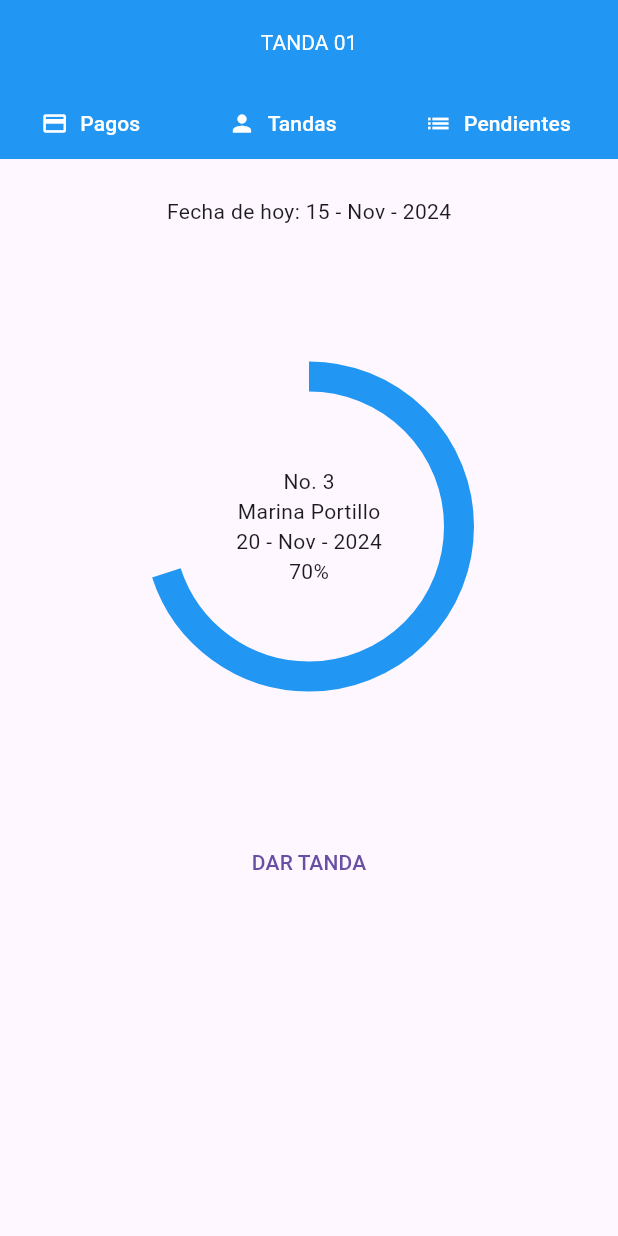
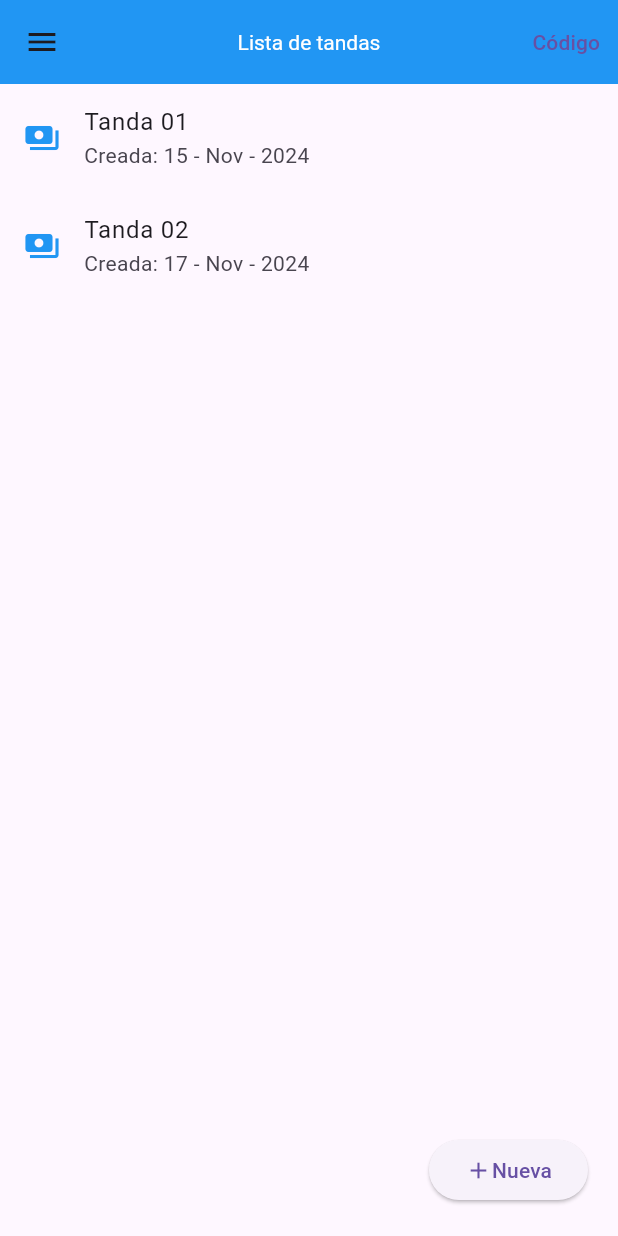
Before and after one commit to Lawitadelimon/SAPT, a Flutter app: the screen it shows after launch, on a phone screen of 412 x 824 dp. Run offline on Flutter 3.47's test engine with Material 3 defaults, Android fonts, the phone set to English and light mode, and no system bars.

Commit message:
Creating CreateTandaScreen and ListTandasScreen

```diff
--- a/lib/screens/home_screen.dart
+++ b/lib/screens/home_screen.dart
@@ -64,8 +64,8 @@ class _HomeScreenState extends State<HomeScreen> {
                 alignment: Alignment.center,
                 children: [
                   SizedBox(
-                    width: 200,
-                    height: 200,
+                    width: 250,
+                    height: 250,
                     child: CircularProgressIndicator(
                       strokeWidth: 20,
                       color: Colors.blue,
@@ -87,8 +87,12 @@ class _HomeScreenState extends State<HomeScreen> {
           Container(
             margin: const EdgeInsets.only(top: 50.0),
             child: Center(
-              child:
-                  TextButton(onPressed: () {}, child: const Text("DAR TANDA")),
+              child: TextButton(
+                  onPressed: () {},
+                  child: const Text(
+                    "DAR TANDA",
+                    style: TextStyle(color: Colors.blue),
+                  )),
             ),
           )
         ],
--- /dev/null
+++ b/lib/screens/listTandas_screen.dart
@@ -0,0 +1,65 @@
+import 'package:flutter/material.dart';
+import 'package:sapt/screens/createTanda_screen.dart';
+import 'package:sapt/screens/home_screen.dart';
+
+class ListTandasScreen extends StatefulWidget {
+  const ListTandasScreen({super.key});
+
+  @override
+  State<ListTandasScreen> createState() => _ListTandasScreenState();
+}
+
+class _ListTandasScreenState extends State<ListTandasScreen> {
+  @override
+  Widget build(BuildContext context) {
+    return Scaffold(
+      drawer: const Drawer(
+        child: Text("Hola"),
+      ),
+      appBar: AppBar(
+        centerTitle: true,
+        backgroundColor: Colors.blue,
+        titleTextStyle: const TextStyle(color: Colors.white),
+        title: const Text("Lista de tandas"),
+        actions: [TextButton(onPressed: () {}, child: const Text("Código"))],
+      ),
+      body: Stack(children: [
+        ListView(children: [
+          ListTile(
+            leading: const IconTheme(
+                data: IconThemeData(color: Colors.blue),
+                child: Icon(Icons.payments)),
+            title: const Text("Tanda 01"),
+            subtitle: const Text("Creada: 15 - Nov - 2024"),
+            onTap: () {
+              final rutaDataScreen = MaterialPageRoute(builder: (context) {
+                return const HomeScreen();
+              });
+              Navigator.push(context, rutaDataScreen);
+            },
+          ),
+          const ListTile(
+            leading: IconTheme(
+                data: IconThemeData(color: Colors.blue),
+                child: Icon(Icons.payments)),
+            title: Text("Tanda 02"),
+            subtitle: Text("Creada: 17 - Nov - 2024"),
+          ),
+        ]),
+        Positioned(
+            bottom: 20,
+            right: 20,
+            child: ElevatedButton(
+                onPressed: () {
+                  final rutaDataScreen = MaterialPageRoute(builder: (context) {
+                    return const CreateTandaScreen();
+                  });
+                  Navigator.push(context, rutaDataScreen);
+                },
+                child: const Row(
+                  children: [Icon(Icons.add), Text("Nueva")],
+                )))
+      ]),
+    );
+  }
+}
--- a/pubspec.yaml
+++ b/pubspec.yaml
@@ -35,6 +35,7 @@ dependencies:
   # The following adds the Cupertino Icons font to your application.
   # Use with the CupertinoIcons class for iOS style icons.
   cupertino_icons: ^1.0.6
+  percent_indicator: ^4.2.3
 
 dev_dependencies:
   flutter_test:
```
Also changed, not shown: lib/main.dart (+6 -93 lines), lib/screens/createTanda_screen.dart (added, +64 -0 lines), pubspec.lock, 1 other file.
